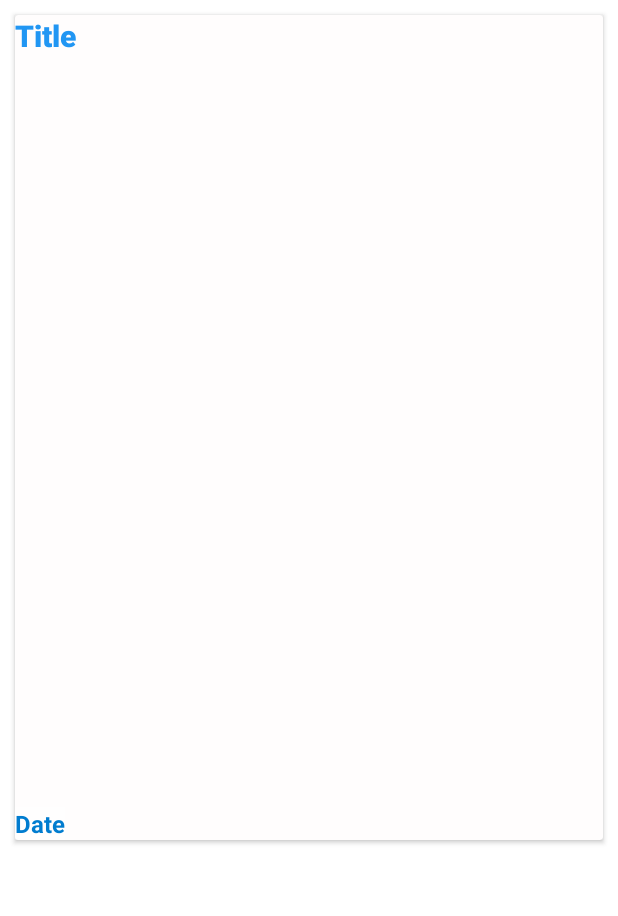
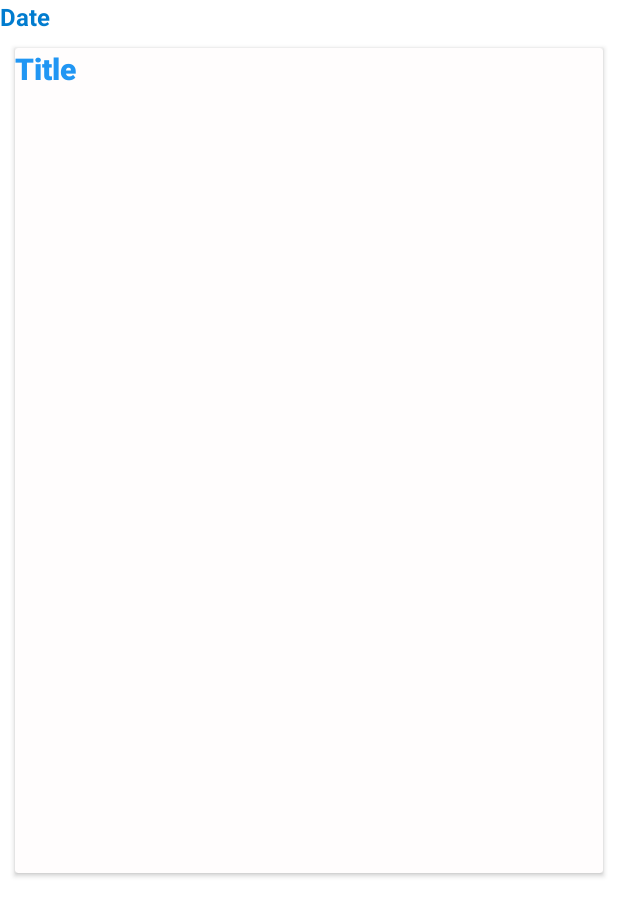
Before and after one commit to mazenrikab/ProjetMobileNewsApp, an Android app: the layout list_item.xml on its own in the app's theme, with its tools: preview values and no code run, on a phone screen of 412 x 824 dp. Shown: the top 916 px of the screen. Run offline under Robolectric (Android 15) with nearby library versions, the phone set to English and light mode, and no system bars.

Commit message:
Last commit

```diff
--- a/app/build.gradle
+++ b/app/build.gradle
@@ -1,5 +1,6 @@
 plugins {
     id 'com.android.application'
+    id 'com.google.gms.google-services'
 }
 
 android {
@@ -33,6 +34,7 @@ dependencies {
     implementation 'androidx.appcompat:appcompat:1.2.0'
     implementation 'com.google.android.material:material:1.3.0'
     implementation 'androidx.constraintlayout:constraintlayout:2.0.4'
+    implementation 'com.google.firebase:firebase-messaging:20.1.0'
     testImplementation 'junit:junit:4.+'
     androidTestImplementation 'androidx.test.ext:junit:1.1.2'
     androidTestImplementation 'androidx.test.espresso:espresso-core:3.3.0'
--- a/app/src/main/java/com/example/newsapp/MainActivity.java
+++ b/app/src/main/java/com/example/newsapp/MainActivity.java
@@ -56,7 +56,7 @@ List<Articles> articles = new ArrayList<>();
 
             @Override
             public void onFailure(Call<Headlines> call, Throwable t) {
-                Toast.makeText(MainActivity.this,"Check your internet connection",Toast.LENGTH_SHORT).show();
+                Toast.makeText(MainActivity.this,"Check your internet connection or contact your service provider",Toast.LENGTH_SHORT).show();
             }
         });
     }
--- a/app/src/main/java/com/example/newsapp/parameter/Source.java
+++ b/app/src/main/java/com/example/newsapp/parameter/Source.java
@@ -4,11 +4,9 @@ import com.google.gson.annotations.Expose;
 import com.google.gson.annotations.SerializedName;
 
 public class Source {
-    @SerializedName("id")
-    @Expose
+
     private String id;
-    @SerializedName("name")
-    @Expose
+
     private String name;
 
     public String getId() {
--- a/app/src/main/res/layout/activity_main.xml
+++ b/app/src/main/res/layout/activity_main.xml
@@ -21,7 +21,6 @@
         android:background="@drawable/background"
         android:gravity="center"
         android:text="Refresh"
-
         android:textColor="@android:color/white"
         android:textSize="18sp"
         android:textStyle="bold" />
--- a/app/src/main/res/layout/list_item.xml
+++ b/app/src/main/res/layout/list_item.xml
@@ -5,6 +5,17 @@
     android:layout_width="match_parent"
     android:layout_height="match_parent"
     >
+
+    <TextView
+        android:id="@+id/newsDate"
+        android:layout_width="wrap_content"
+        android:layout_height="wrap_content"
+        android:layout_gravity="bottom"
+        android:background="#90FFFFFF"
+        android:text="Date"
+        android:textColor="@color/purple_500"
+        android:textSize="16sp"
+        android:textStyle="bold" />
 
     <androidx.cardview.widget.CardView
         android:id="@+id/cardView"
@@ -44,17 +55,6 @@
                 android:textStyle="bold"
                 android:visibility="visible" />
 
-            <TextView
-                android:id="@+id/newsDate"
-                android:layout_width="wrap_content"
-                android:layout_height="wrap_content"
-                android:layout_gravity="bottom"
-                android:text="Date"
-                android:textColor="@color/purple_500"
-                android:textSize="16sp"
-                android:textStyle="bold"
-                android:background="#90FFFFFF"/>
-
         </FrameLayout>
 
     </androidx.cardview.widget.CardView>
--- a/build.gradle
+++ b/build.gradle
@@ -6,6 +6,7 @@ buildscript {
     }
     dependencies {
         classpath "com.android.tools.build:gradle:4.1.3"
+        classpath 'com.google.gms:google-services:4.3.3'
 
         // NOTE: Do not place your application dependencies here; they belong
         // in the individual module build.gradle files
```
Also changed, not shown: app/src/main/java/com/example/newsapp/parameter/Articles.java (+7 -14 lines), app/src/main/java/com/example/newsapp/parameter/Headlines.java (+3 -6 lines), 1 other file.
